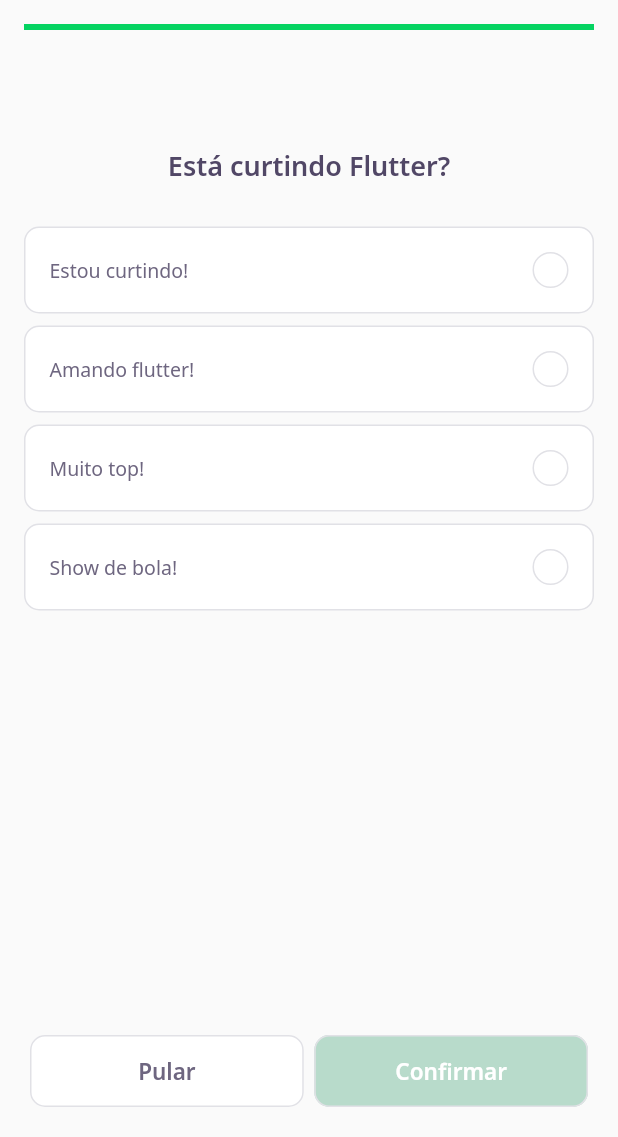
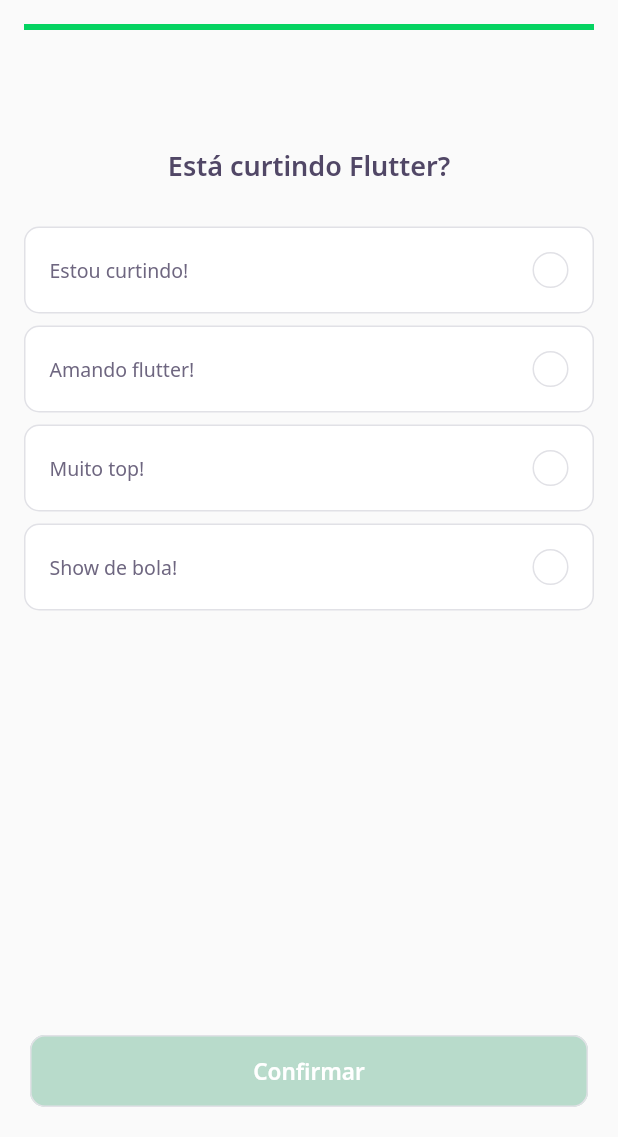
Before and after one commit to Andersonlimahw/flutter-rocketseat-devquiz, a Flutter app: the screen it shows after launch, after a tap on "Construindo interfaces", on a phone screen of 412 x 824 dp, the part 99-1236 px from its top. Run offline on Flutter 3.47's test engine with Material 2 defaults, Android fonts, the phone set to English and light mode, and no system bars; our stand-ins replace google_fonts; network calls fail.

Commit message:
Adicionando render condicional nas questões

```diff
--- a/lib/challange/challange_page.dart
+++ b/lib/challange/challange_page.dart
@@ -34,10 +34,16 @@ class _ChallangePageState extends State<ChallangePage> {
     super.initState();
   }
 
+  bool canContinue (int value) => value < widget.questions.length;
+
   void nextPage() {
-    pageController.nextPage(
-        duration: Duration(milliseconds: 500), curve: Curves.easeInCubic);
+    if(canContinue(controller.currentPage))
+      pageController.nextPage(
+          duration: Duration(milliseconds: 500),
+          curve: Curves.easeInCubic);
   }
+
+
 
   @override
   Widget build(BuildContext context) {
@@ -81,6 +87,7 @@ class _ChallangePageState extends State<ChallangePage> {
               builder: (context, value, _) => Row(
                     mainAxisAlignment: MainAxisAlignment.spaceAround,
                     children: [
+                      if (canContinue(controller.currentPage))
                       Expanded(
                         child: NextButtonWidget.white(
                         label: "Pular",
@@ -89,16 +96,13 @@ class _ChallangePageState extends State<ChallangePage> {
                         })
                       ),
                       if (value == widget.questions.length)
-                        SizedBox(
-                          width: 7,
-                        ),
-                      if (value == widget.questions.length)
-                        Expanded(
-                            child: NextButtonWidget.green(
-                                label: "Confirmar",
-                                onTap: () {
-                                  Navigator.pop(context);
-                                })),
+                      Expanded(
+                        child: NextButtonWidget.green(
+                            label: "Confirmar",
+                            onTap: () {
+                              Navigator.pop(context); // TODO: salvar no banco de dados sqllite
+                            })
+                          ),
                     ],
                   )),
         ),
```
